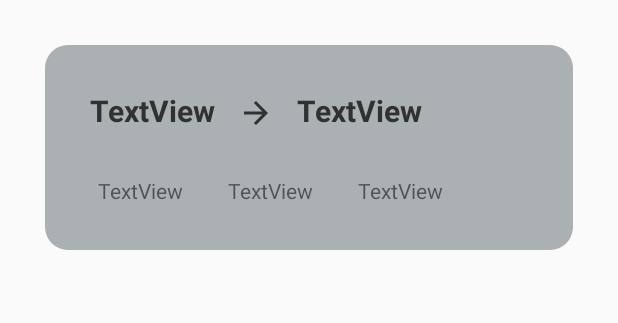
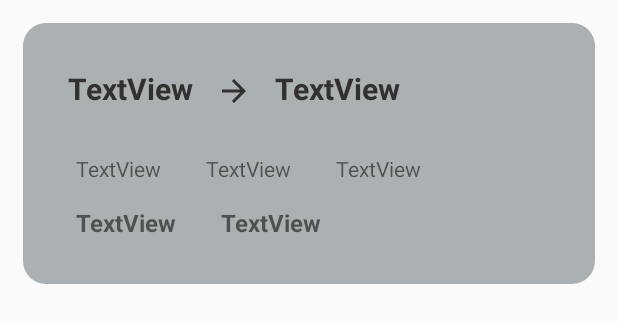
Before and after one commit to tomikartemik/hackTaxi, an Android app: the layout road_item.xml on its own in the app's theme, with its tools: preview values and no code run, on a phone screen of 412 x 824 dp. Shown: the top 323 px of the screen. Run offline under Robolectric (Android 15) with nearby library versions, the phone set to English and light mode, and no system bars.

Commit message:
My roads

```diff
--- a/app/src/main/java/com/example/hacktaxi/Auth.kt
+++ b/app/src/main/java/com/example/hacktaxi/Auth.kt
@@ -56,7 +56,7 @@ class Auth : AppCompatActivity() {
                                     creator.putString("Name", login)
                                     creator.putString("UserId", userId)
                                     creator.apply()
-                                    startActivity(Intent(this, MainActivity::class.java))
+                                    startActivity(Intent(this, Pasport::class.java))
                                     finish()
                                 }
                             }
--- a/app/src/main/java/com/example/hacktaxi/CreateFragment.kt
+++ b/app/src/main/java/com/example/hacktaxi/CreateFragment.kt
@@ -4,6 +4,7 @@ import android.os.Bundle
 import android.view.LayoutInflater
 import android.view.View
 import android.view.ViewGroup
+import androidx.appcompat.app.AppCompatActivity
 import androidx.fragment.app.Fragment
 import com.example.hacktaxi.databinding.FragmentCreateBinding
 import com.google.firebase.database.DatabaseReference
@@ -38,11 +39,15 @@ class CreateFragment : Fragment() {
     private fun createEvent(date: String, time: String, places: String, from: String, to: String){
         var reference: DatabaseReference? = FirebaseDatabase.getInstance().getReference()
         var hashMap: HashMap<String, String> = HashMap()
+        hashMap.put("driver", pref.getString("DriverName", "-").toString())
+        hashMap.put("number", pref.getString("Number", "-").toString())
+        hashMap.put("driverId", pref.getString("UserId", "").toString())
         hashMap.put("date", date)
         hashMap.put("time", time)
         hashMap.put("places", places)
         hashMap.put("from", from)
         hashMap.put("to", to)
+        hashMap.put("active", "true")
         reference!!.child("Roads").push().setValue(hashMap)
 
     }
--- a/app/src/main/java/com/example/hacktaxi/Road.kt
+++ b/app/src/main/java/com/example/hacktaxi/Road.kt
@@ -1,3 +1,3 @@
 package com.example.hacktaxi
 
-data class Road(var date: String? = null, var time: String? = null, var places: String? = null, var from: String? = null, var to: String? = null)
+data class Road(var driver: String? = null, var driverId: String? = null,  var number: String? = null, var date: String? = null, var time: String? = null, var places: String? = null, var from: String? = null, var to: String? = null, var active: String? = null)
--- a/app/src/main/java/com/example/hacktaxi/RoadsFragment.kt
+++ b/app/src/main/java/com/example/hacktaxi/RoadsFragment.kt
@@ -38,7 +38,7 @@ class RoadsFragment : Fragment() {
                 road_list.clear()
                 for (dataSnapShot: DataSnapshot in snapshot.children){
                     val user = dataSnapShot.getValue(Road::class.java)
-                    if (user != null) {
+                    if (user!!.active == "true") {
                         road_list.add(user)
                     }
                 }
--- a/app/src/main/java/com/example/hacktaxi/road_adapter.kt
+++ b/app/src/main/java/com/example/hacktaxi/road_adapter.kt
@@ -17,6 +17,8 @@ class road_adapter(private val context : FragmentActivity?, private val roadList
         var date: TextView = view.findViewById(R.id.date_item)
         var time: TextView = view.findViewById(R.id.time_item)
         var places: TextView = view.findViewById(R.id.places_item)
+        var number: TextView = view.findViewById(R.id.number_et)
+        var driver: TextView = view.findViewById(R.id.driver_tv)
     }
 
     override fun onCreateViewHolder(parent: ViewGroup, viewType: Int): ViewHolder {
@@ -31,6 +33,8 @@ class road_adapter(private val context : FragmentActivity?, private val roadList
         holder.date.text = road.date
         holder.time.text = road.time
         holder.places.text = road.places
+        holder.number.text = road.number
+        holder.driver.text = road.driver
     }
 
     override fun getItemCount(): Int {
--- /dev/null
+++ b/app/src/main/res/drawable/ic_baseline_delete_forever_24.xml
@@ -0,0 +1,5 @@
+<vector android:height="24dp" android:tint="#000000"
+    android:viewportHeight="24" android:viewportWidth="24"
+    android:width="24dp" xmlns:android="http://schemas.android.com/apk/res/android">
+    <path android:fillColor="@android:color/white" android:pathData="M6,19c0,1.1 0.9,2 2,2h8c1.1,0 2,-0.9 2,-2L18,7L6,7v12zM8.46,11.88l1.41,-1.41L12,12.59l2.12,-2.12 1.41,1.41L13.41,14l2.12,2.12 -1.41,1.41L12,15.41l-2.12,2.12 -1.41,-1.41L10.59,14l-2.13,-2.12zM15.5,4l-1,-1h-5l-1,1L5,4v2h14L19,4z"/>
+</vector>
--- a/app/src/main/res/layout/road_item.xml
+++ b/app/src/main/res/layout/road_item.xml
@@ -4,7 +4,7 @@
     xmlns:tools="http://schemas.android.com/tools"
     android:layout_width="match_parent"
     android:layout_height="wrap_content"
-    android:layout_margin="30dp"
+    android:layout_margin="15dp"
     android:background="@drawable/grey_back"
     android:padding="30dp">
 
@@ -72,4 +72,46 @@
         app:layout_constraintBottom_toBottomOf="@+id/time_item"
         app:layout_constraintStart_toEndOf="@+id/time_item"
         app:layout_constraintTop_toTopOf="@+id/time_item" />
+
+    <TextView
+        android:id="@+id/driver_tv"
+        android:layout_width="wrap_content"
+        android:layout_height="wrap_content"
+        android:layout_marginStart="30dp"
+        android:layout_marginTop="15dp"
+        android:text="TextView"
+        android:textSize="16sp"
+        android:textStyle="bold"
+        app:layout_constraintStart_toEndOf="@+id/number_et"
+        app:layout_constraintTop_toBottomOf="@+id/places_item" />
+
+    <TextView
+        android:id="@+id/number_et"
+        android:layout_width="wrap_content"
+        android:layout_height="wrap_content"
+        android:layout_marginTop="15dp"
+        android:text="TextView"
+        android:textSize="16sp"
+        android:textStyle="bold"
+        app:layout_constraintStart_toStartOf="@+id/date_item"
+        app:layout_constraintTop_toBottomOf="@+id/date_item" />
+
+    <ImageView
+        android:id="@+id/trash"
+        android:layout_width="wrap_content"
+        android:layout_height="wrap_content"
+        android:visibility="gone"
+        app:layout_constraintBottom_toBottomOf="parent"
+        app:layout_constraintEnd_toEndOf="parent"
+        app:srcCompat="@drawable/ic_baseline_delete_forever_24" />
+
+    <TextView
+        android:id="@+id/vse"
+        android:layout_width="wrap_content"
+        android:layout_height="wrap_content"
+        android:text="Места закончились!"
+        android:textStyle="bold"
+        android:visibility="gone"
+        app:layout_constraintBottom_toBottomOf="parent"
+        app:layout_constraintEnd_toEndOf="parent" />
 </androidx.constraintlayout.widget.ConstraintLayout>
```
Also changed, not shown: app/src/main/AndroidManifest.xml (+9 -4 lines), app/src/main/java/com/example/hacktaxi/Pasport.kt (added, +47 -0 lines), app/src/main/java/com/example/hacktaxi/SettingsFragment.kt (+33 -0 lines), app/src/main/java/com/example/hacktaxi/my_roads_adapter.kt (added, +55 -0 lines), app/src/main/res/layout/activity_pasport.xml (added, +96 -0 lines), app/src/main/res/layout/fragment_settings.xml (+12 -1 lines).
